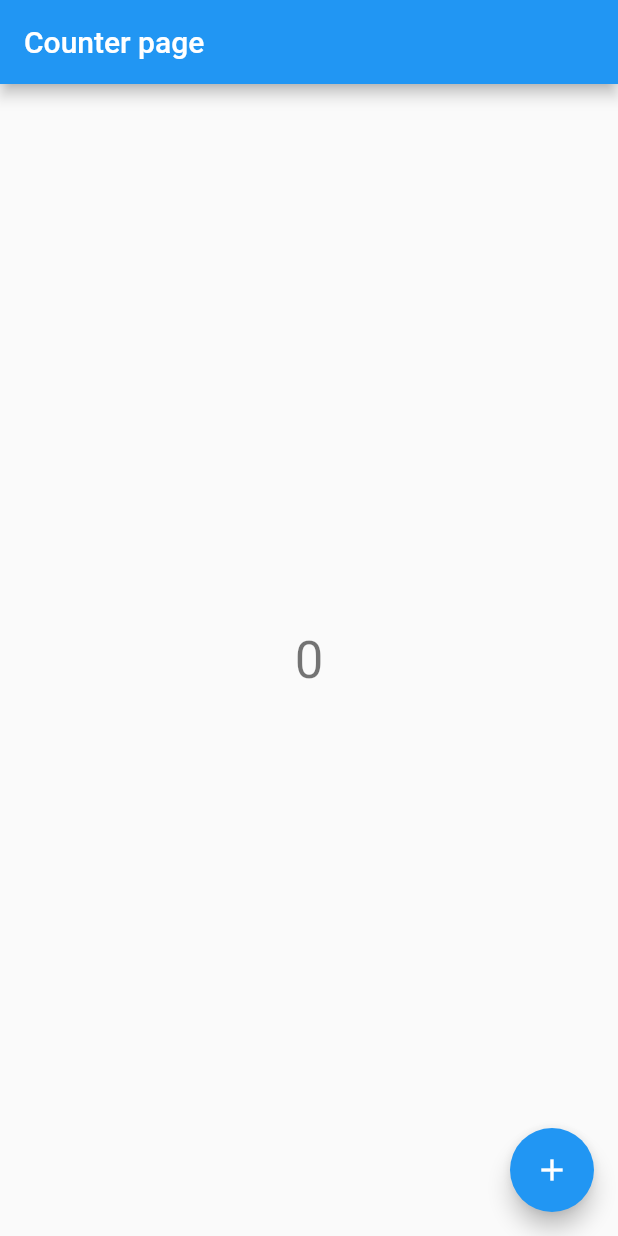
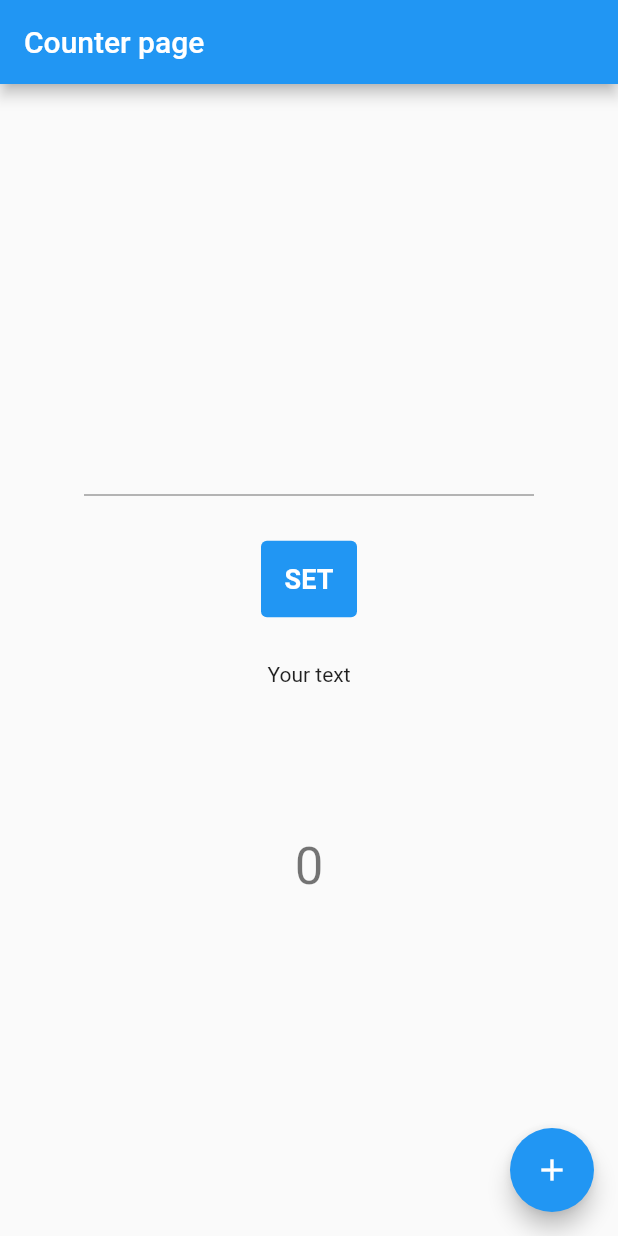
Before and after one commit to deniell/redux_counter_app, a Flutter app: the screen it shows after launch, on a phone screen of 412 x 824 dp. Run offline on Flutter 3.47's test engine with Material 2 defaults, Android fonts, the phone set to English and light mode, and no system bars; our stand-ins replace flutter_redux, redux.

Commit message:
- added new functional for setting text to text field; - added AppState to encapsulate app state; - added UI for setting text to TextField; - added SetTextAction and modified reducer accordingly; - improved projec structure.

```diff
--- /dev/null
+++ b/lib/core/actions.dart
@@ -0,0 +1,6 @@
+class AddAction {}
+class SetTextAction {
+  final String text;
+
+  SetTextAction({required this.text});
+}
--- /dev/null
+++ b/lib/core/app_state.dart
@@ -0,0 +1,9 @@
+class AppState {
+  final int counter;
+  final String text;
+
+  const AppState({
+    required this.counter,
+    required this.text,
+  });
+}
--- /dev/null
+++ b/lib/core/reducers.dart
@@ -0,0 +1,12 @@
+import 'package:redux_counter_app/core/actions.dart';
+import 'package:redux_counter_app/core/app_state.dart';
+
+AppState reducer(AppState state, dynamic action) {
+  if (action is AddAction) {
+    return AppState(counter: state.counter + 1, text: state.text);
+  } else if (action is SetTextAction) {
+    return AppState(counter: state.counter, text: action.text);
+  } else {
+    return state;
+  }
+}
--- /dev/null
+++ b/lib/core/stores.dart
@@ -0,0 +1,11 @@
+import 'package:redux/redux.dart';
+import 'package:redux_counter_app/core/app_state.dart';
+import 'package:redux_counter_app/core/reducers.dart';
+
+final Store<AppState> store = Store(
+  reducer,
+  initialState: const AppState(
+    counter: 0,
+    text: "Your text"
+  ),
+);
--- a/lib/main.dart
+++ b/lib/main.dart
@@ -1,7 +1,7 @@
 import 'package:flutter/material.dart';
 import 'package:flutter_redux/flutter_redux.dart';
 import 'package:redux_counter_app/pages/counter_page.dart';
-import 'package:redux_counter_app/stores/store.dart';
+import 'package:redux_counter_app/core/stores.dart';
 
 void main() {
   runApp(StoreProvider(
--- a/lib/pages/counter_page.dart
+++ b/lib/pages/counter_page.dart
@@ -1,14 +1,16 @@
 import 'package:flutter/material.dart';
 import 'package:flutter_redux/flutter_redux.dart';
 import 'package:redux/redux.dart';
-import 'package:redux_counter_app/stores/store.dart';
+import 'package:redux_counter_app/core/actions.dart';
+import 'package:redux_counter_app/core/app_state.dart';
 
 class CounterPage extends StatelessWidget {
   const CounterPage({Key? key}) : super(key: key);
 
   @override
   Widget build(BuildContext context) {
-    final Store<int> store = StoreProvider.of<int>(context);
+    final Store<AppState> store = StoreProvider.of<AppState>(context);
+    String inputText = "";
     return Scaffold(
       appBar: AppBar(
         title: const Text('Counter page'),
@@ -17,10 +19,38 @@ class CounterPage extends StatelessWidget {
         child: Column(
           mainAxisAlignment: MainAxisAlignment.center,
           children: <Widget>[
-            StoreConnector<int, int>(
+            SizedBox(
+              width: 300,
+              child: TextField(
+                onChanged: (value) => inputText = value,
+              ),
+            ),
+            const SizedBox(height: 30),
+            TextButton(
+              style: TextButton.styleFrom(
+                backgroundColor: Colors.blue,
+                padding: const EdgeInsets.all(15),
+              ),
+              onPressed: () => store.dispatch(SetTextAction(text: inputText)),
+              child: const Text(
+                "SET",
+                style: TextStyle(
+                  color: Colors.white,
+                  fontSize: 18,
+                  fontWeight: FontWeight.bold,
+                ),
+              ),
+            ),
+            const SizedBox(height: 30),
+            StoreConnector<AppState, AppState>(
+              converter: (store) => store.state,
+              builder: (context, vm) => Text(vm.text),
+            ),
+            const SizedBox(height: 100),
+            StoreConnector<AppState, AppState>(
               converter: (store) => store.state,
               builder: (context, state) => Text(
-                state.toString(),
+                state.counter.toString(),
                 style: Theme.of(context).textTheme.headlineMedium,
               ),
             ),
--- a/lib/stores/store.dart
+++ /dev/null
@@ -1,13 +0,0 @@
-import 'package:redux/redux.dart';
-
-final Store<int> store = Store(reducer, initialState: 0);
-
-int reducer(int state, dynamic action) {
-  if(action is AddAction) {
-    return state+1;
-  } else {
-    return state;
-  }
-}
-
-class AddAction {}
```
